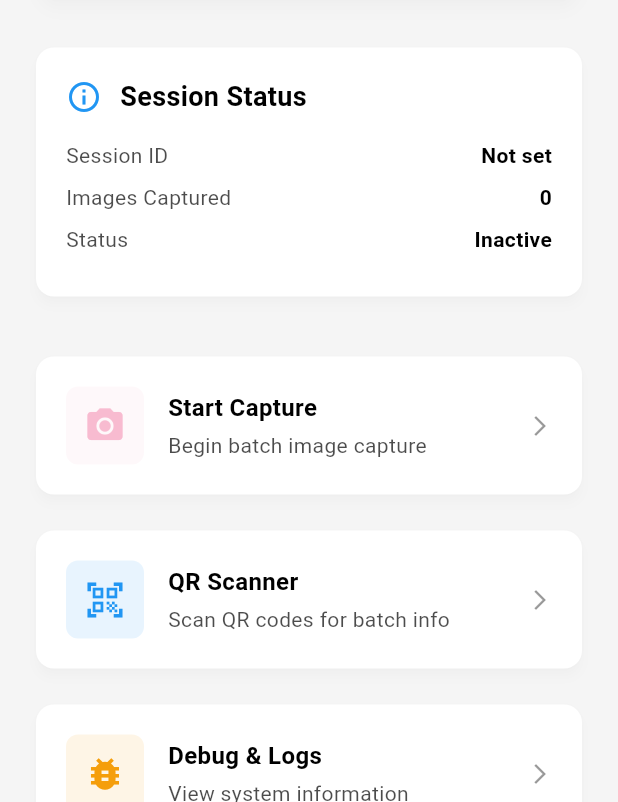
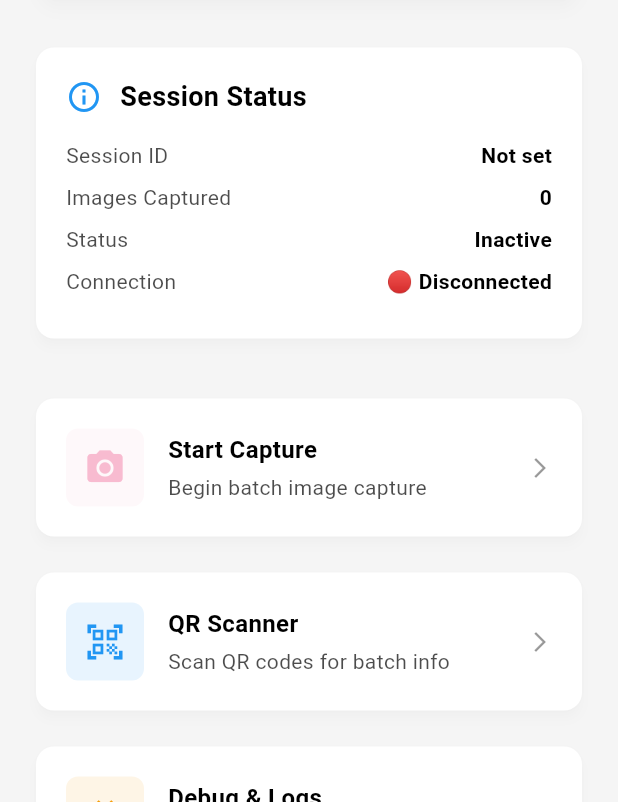
Before and after one commit to mlsankannanavar/scm_app, a Flutter app: the screen it shows after launch, on a phone screen of 412 x 824 dp, the part 434-1236 px from its top. Run offline on Flutter 3.47's test engine with Material 3 defaults, Android fonts, the phone set to English and light mode, and no system bars; our stand-ins replace camera, shared_preferences; missing offline and left inert: qr_code_scanner; network calls fail.

```diff
--- a/lib/screens/home_screen_simple.dart
+++ b/lib/screens/home_screen_simple.dart
@@ -1,6 +1,7 @@
 import 'package:flutter/material.dart';
 import 'package:provider/provider.dart';
 import '../providers/session_provider.dart';
+import '../providers/connection_provider.dart';
 import '../theme/app_theme.dart';
 import 'camera_screen.dart';
 import 'qr_scanner_screen.dart';
@@ -14,6 +15,16 @@ class HomeScreen extends StatefulWidget {
 }
 
 class _HomeScreenState extends State<HomeScreen> {
+  @override
+  void initState() {
+    super.initState();
+    // Test connection when the home screen loads
+    WidgetsBinding.instance.addPostFrameCallback((_) {
+      final connectionProvider = Provider.of<ConnectionProvider>(context, listen: false);
+      connectionProvider.testConnection();
+    });
+  }
+
   @override
   Widget build(BuildContext context) {
     return Scaffold(
@@ -115,8 +126,8 @@ class _HomeScreenState extends State<HomeScreen> {
             const SizedBox(height: 24),
 
             // Session Status Card
-            Consumer<SessionProvider>(
-              builder: (context, sessionProvider, child) {
+            Consumer2<SessionProvider, ConnectionProvider>(
+              builder: (context, sessionProvider, connectionProvider, child) {
                 return Card(
                   elevation: 3,
                   shape: RoundedRectangleBorder(
@@ -149,6 +160,7 @@ class _HomeScreenState extends State<HomeScreen> {
                         _buildStatusRow('Session ID', sessionProvider.sessionId ?? 'Not set'),
                         _buildStatusRow('Images Captured', '0'),
                         _buildStatusRow('Status', sessionProvider.sessionId != null ? 'Active' : 'Inactive'),
+                        _buildStatusRow('Connection', '${connectionProvider.statusIcon} ${connectionProvider.statusText}'),
                       ],
                     ),
                   ),
@@ -181,11 +193,26 @@ class _HomeScreenState extends State<HomeScreen> {
               title: 'QR Scanner',
               subtitle: 'Scan QR codes for batch info',
               color: AppTheme.secondaryColor,
-              onTap: () {
-                Navigator.push(
+              onTap: () async {
+                final result = await Navigator.push<String>(
                   context,
                   MaterialPageRoute(builder: (context) => const QRScannerScreen()),
                 );
+
+                if (result != null && result.isNotEmpty) {
+                  final sessionProvider = Provider.of<SessionProvider>(context, listen: false);
+                  await sessionProvider.saveSession(result);
+
+                  if (mounted) {
+                    ScaffoldMessenger.of(context).showSnackBar(
+                      SnackBar(
+                        content: Text('Session ID set: $result'),
+                        backgroundColor: AppTheme.successColor,
+                        duration: const Duration(seconds: 2),
+                      ),
+                    );
+                  }
+                }
               },
             ),
 
```
